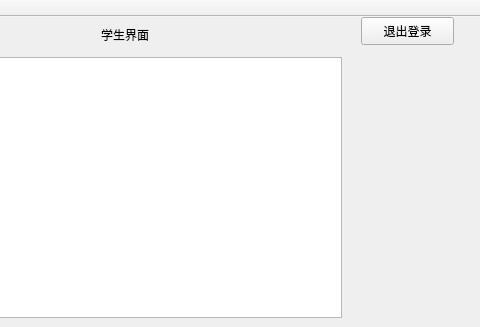
Before: the Qt Designer form mainwindow.ui in CALMorACT/CodePracticeClassProject, drawn with Qt 5; both pictures show x 249 to 729 and y 0 to 327 of the 729 by 465 pixel window.
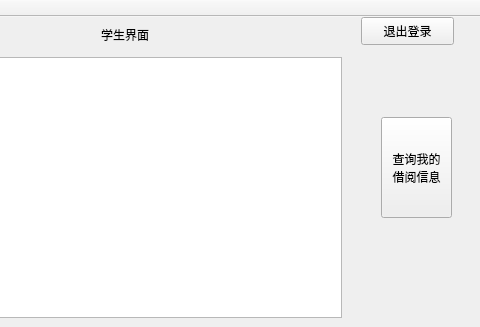
After: the same form once the commit is applied.

```diff
--- a/mainwindow.ui
+++ b/mainwindow.ui
@@ -174,6 +174,20 @@
      <string>书号搜索</string>
     </property>
    </widget>
+   <widget class="QPushButton" name="searchmyborrowBtn">
+    <property name="geometry">
+     <rect>
+      <x>630</x>
+      <y>100</y>
+      <width>71</width>
+      <height>101</height>
+     </rect>
+    </property>
+    <property name="text">
+     <string>查询我的
+借阅信息</string>
+    </property>
+   </widget>
   </widget>
   <widget class="QToolBar" name="mainToolBar">
    <attribute name="toolBarArea">
```
